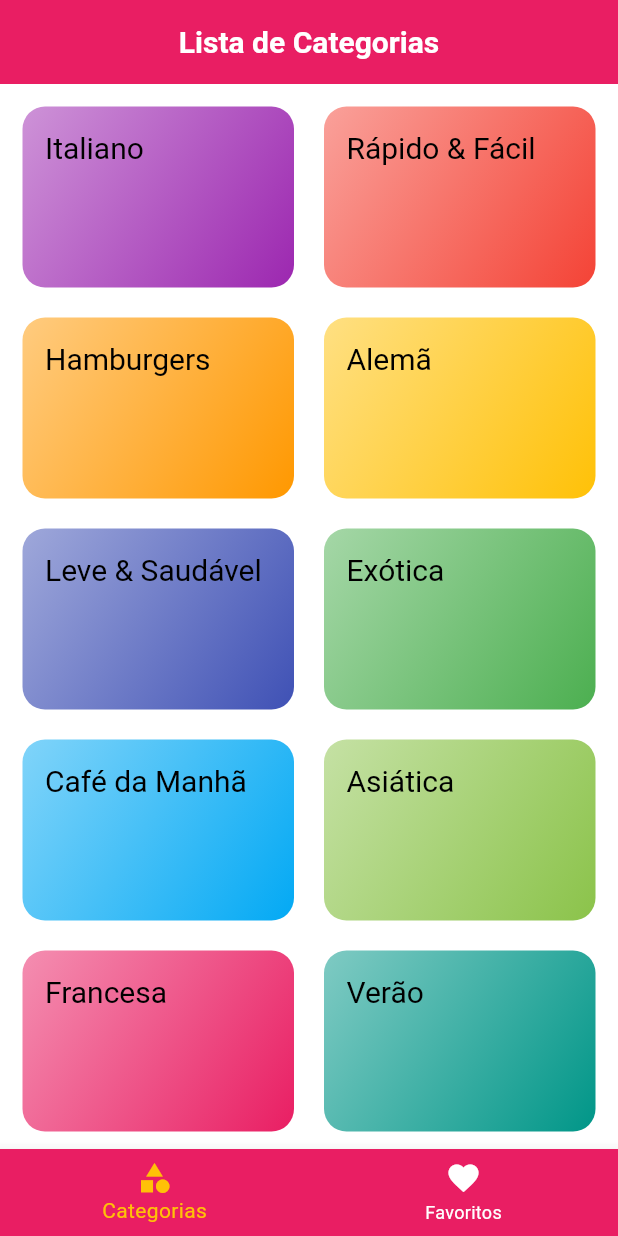
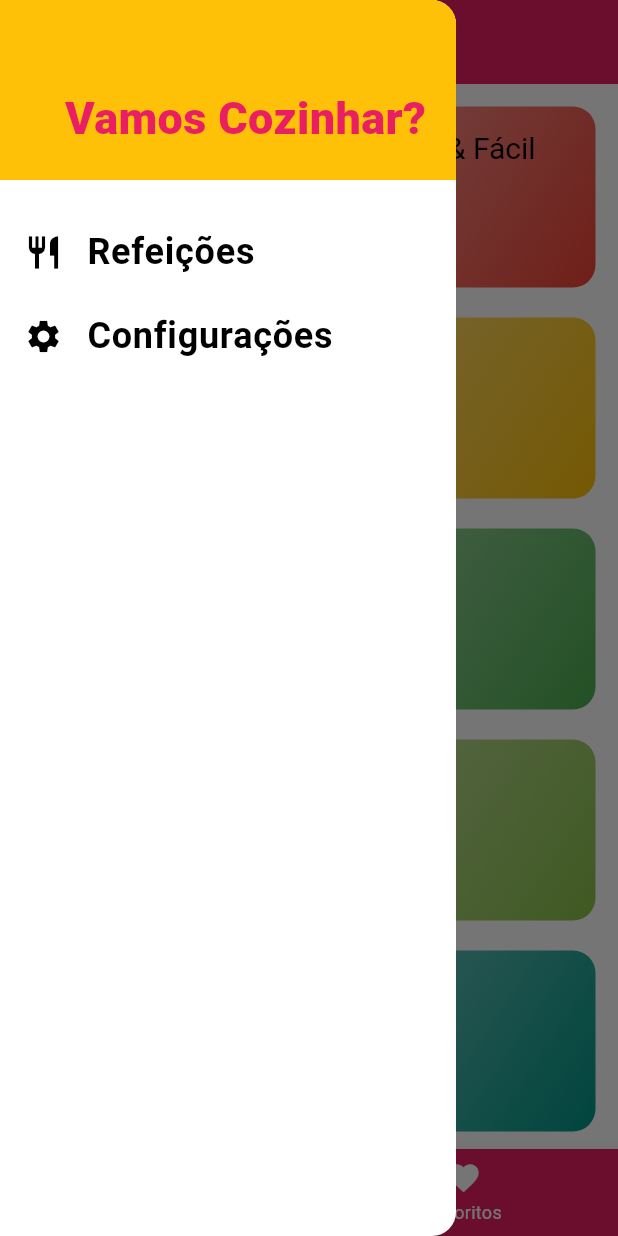
Before and after one commit to absjuniordev/food, a Flutter app: the screen it shows after launch, with the side drawer open (before the commit the screen has no drawer), on a phone screen of 412 x 824 dp. Run offline on Flutter 3.47's test engine with Material 3 defaults, Android fonts, the phone set to English and light mode, and no system bars; Roboto replaces fonts that are missing (RobotoCondensed).

Commit message:
Criação do componente Drawer

```diff
--- /dev/null
+++ b/lib/components/main_drawer.dart
@@ -0,0 +1,53 @@
+import 'package:flutter/material.dart';
+
+class MainDrawer extends StatelessWidget {
+  const MainDrawer({super.key});
+
+  Widget _createItem(IconData icon, String label) {
+    return ListTile(
+      leading: Icon(
+        icon,
+        size: 26,
+      ),
+      title: Text(
+        label,
+        style: const TextStyle(
+          fontSize: 24,
+          fontWeight: FontWeight.bold,
+          fontFamily: 'RobotoCondensed',
+        ),
+      ),
+      onTap: () {},
+    );
+  }
+
+  @override
+  Widget build(BuildContext context) {
+    return Drawer(
+      child: Column(
+        children: [
+          Container(
+            alignment: Alignment.bottomRight,
+            height: 120,
+            width: double.infinity,
+            padding: const EdgeInsets.all(20),
+            color: Theme.of(context).colorScheme.secondary,
+            child: Text(
+              'Vamos Cozinhar?',
+              style: TextStyle(
+                fontWeight: FontWeight.w900,
+                fontSize: 30,
+                color: Theme.of(context).primaryColor,
+              ),
+            ),
+          ),
+          const SizedBox(
+            height: 20,
+          ),
+          _createItem(Icons.restaurant, 'Refeições'),
+          _createItem(Icons.settings, 'Configurações'),
+        ],
+      ),
+    );
+  }
+}
--- a/lib/screens/tabs_screen.dart
+++ b/lib/screens/tabs_screen.dart
@@ -1,4 +1,5 @@
 import 'package:flutter/material.dart';
+import 'package:food/components/main_drawer.dart';
 import 'package:food/screens/categories_screen.dart';
 import 'package:food/screens/favortite_screen.dart';
 
@@ -26,6 +27,7 @@ class _TabsScreenState extends State<TabsScreen> {
   @override
   Widget build(BuildContext context) {
     return Scaffold(
+      drawer: MainDrawer(),
       appBar: AppBar(
         title: Text(_screens[_selectedScreenIndex]['title'] as String),
       ),
```
